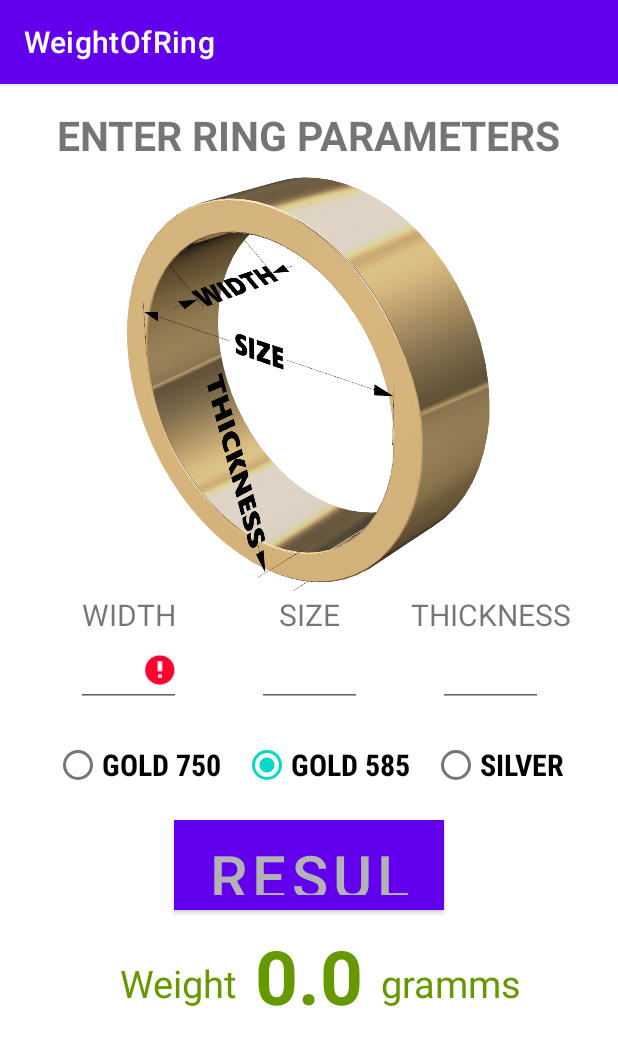
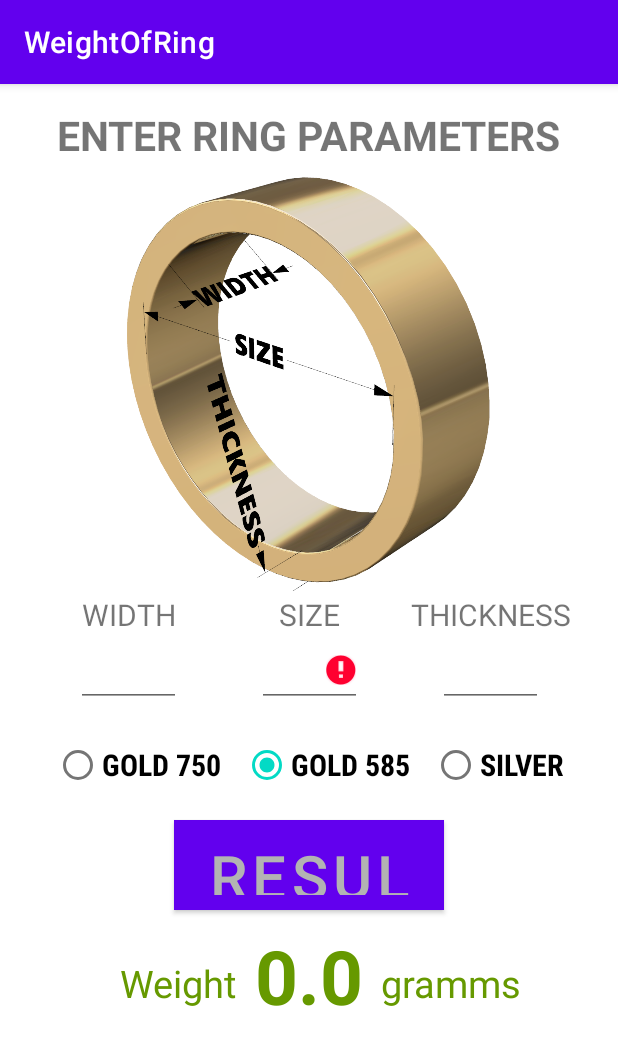
Before and after one commit to EugeneGladchuk/weight, an Android app: the fragment CalculateRingFragment placed in its activity, after a tap on an icon or button, on a phone screen of 412 x 824 dp. Shown: the top 1045 px of the screen. Run offline under Robolectric (Android 15) with nearby library versions, the phone set to English and light mode, and no system bars; 1 statement that could not run was skipped.

Commit message:
сделал отображение ошибки в editTextSizeRing

```diff
--- a/app/src/main/java/com/example/weightofring/CalculateRingFragment.kt
+++ b/app/src/main/java/com/example/weightofring/CalculateRingFragment.kt
@@ -1,15 +1,13 @@
 package com.example.weightofring
 
 import android.os.Bundle
-import android.util.Log
-import androidx.fragment.app.Fragment
 import android.view.LayoutInflater
 import android.view.View
 import android.view.ViewGroup
 import androidx.core.widget.doOnTextChanged
+import androidx.fragment.app.Fragment
 import androidx.fragment.app.viewModels
 import com.example.weightofring.databinding.FragmentCalculateRingBinding
-import java.util.Observer
 
 class CalculateRingFragment : Fragment() {
 
@@ -28,79 +26,70 @@ class CalculateRingFragment : Fragment() {
 
     override fun onViewCreated(view: View, savedInstanceState: Bundle?) {
 
+        /* ############# События с View ############ */
         binding.editTextSizeRing.doOnTextChanged { text, start, before, count ->
-//            Log.d(TAG, "editTextSizeRing: text = $text")
-//            Log.d(TAG, "editTextSizeRing: start = $start")
-//            Log.d(TAG, "editTextSizeRing: before = $before")
-//            Log.d(TAG, "editTextSizeRing: count = $count")
             val newValue = if (text.isNullOrBlank()) " " else text.toString()
             viewModel.updateSize(newValue)
         }
-
         binding.editTextWidthRing.doOnTextChanged { text, start, before, count ->
             val newValue = if (text.isNullOrBlank()) " " else text.toString()
             viewModel.updateWidth(newValue)
         }
-
         binding.editTextThicknessRing.doOnTextChanged { text, start, before, count ->
             val newValue = if (text.isNullOrBlank()) " " else text.toString()
             viewModel.updateThickness(newValue)
         }
-
-        viewModel.size.observe(viewLifecycleOwner) { newSize ->
-            if (newSize != binding.editTextSizeRing.text.toString()){
-                binding.editTextSizeRing.setText(newSize)
+        binding.radioGroup.setOnCheckedChangeListener { radioGroup, i ->
+            when {
+                binding.radioButtonGold750.isChecked -> viewModel.updateTypeMetal(DensityGoldEnum.GOLD_750)
+                binding.radioButtonGold585.isChecked -> viewModel.updateTypeMetal(DensityGoldEnum.GOLD_585)
+                binding.radioButtonSilver.isChecked -> viewModel.updateTypeMetal(DensityGoldEnum.SILVER)
             }
         }
+        binding.buttonResult.setOnClickListener {
+            viewModel.calculate()
+        }
 
+        /* ############## Подписки на ViewModel ############## */
+        viewModel.size.observe(viewLifecycleOwner) {
+            if (it.text != binding.editTextSizeRing.text.toString()) {
+                binding.editTextSizeRing.setText(it.text)
+            }
+            if (it.error) {
+                binding.editTextSizeRing.error = "error"
+            } else {
+                binding.editTextSizeRing.error = null
+            }
+        }
         viewModel.width.observe(viewLifecycleOwner) { newWidth ->
-            if (newWidth != binding.editTextWidthRing.text.toString()){
+            if (newWidth != binding.editTextWidthRing.text.toString()) {
                 binding.editTextWidthRing.setText(newWidth)
             }
         }
-
         viewModel.thickness.observe(viewLifecycleOwner) { newThickness ->
-            if (newThickness != binding.editTextThicknessRing.text.toString()){
+            if (newThickness != binding.editTextThicknessRing.text.toString()) {
                 binding.editTextThicknessRing.setText(newThickness)
             }
         }
-
-        binding.buttonResult.setOnClickListener {
-            if (binding.editTextWidthRing.text.isBlank()) {
-                binding.editTextWidthRing.error = ("empty")
-            } else if (binding.editTextSizeRing.text.isBlank()) {
-                binding.editTextSizeRing.error = ("empty")
-            } else if (binding.editTextThicknessRing.text.isBlank()) {
-                binding.editTextThicknessRing.error = ("empty")
-            } else {
-                displayResul()
+        viewModel.result.observe(viewLifecycleOwner) { newResult ->
+            if (newResult != binding.textViewResult.text) {
+                binding.textViewResult.text = newResult
             }
         }
-    }
-
-    private fun displayResul() {
-
-        if (binding.radioButtonGold750.isChecked) {
-            binding.textViewResult.text = viewModel.calculateWeightOfRing(
-                viewModel.calculateVolumeOfRing(),
-                DensityGoldEnum.GOLD_750
-            ).toString()
-        } else if (binding.radioButtonGold585.isChecked) {
-            binding.textViewResult.text = viewModel.calculateWeightOfRing(
-                viewModel.calculateVolumeOfRing(),
-                DensityGoldEnum.GOLD_585
-            ).toString()
-        } else if (binding.radioButtonSilver.isChecked) {
-            binding.textViewResult.text = viewModel.calculateWeightOfRing(
-                viewModel.calculateVolumeOfRing(),
-                DensityGoldEnum.SILVER
-            ).toString()
+        viewModel.typeMetal.observe(viewLifecycleOwner) { newTypeMetal ->
+            val checkboxView = when (newTypeMetal) {
+                DensityGoldEnum.GOLD_750 -> binding.radioButtonGold750
+                DensityGoldEnum.GOLD_585 -> binding.radioButtonGold585
+                else -> binding.radioButtonSilver
+            }
+            if (!checkboxView.isChecked) {
+                checkboxView.isChecked = true
+            }
         }
     }
 
     companion object {
 
-        const val TAG = "OLOLO"
         const val RING = "CalculateRingFragment"
 
         @JvmStatic
--- a/app/src/main/java/com/example/weightofring/CalculateRingViewModel.kt
+++ b/app/src/main/java/com/example/weightofring/CalculateRingViewModel.kt
@@ -5,10 +5,15 @@ import androidx.lifecycle.MutableLiveData
 import androidx.lifecycle.ViewModel
 import kotlin.math.floor
 
-class CalculateRingViewModel: ViewModel() {
+class CalculateRingViewModel : ViewModel() {
 
-    private val _size = MutableLiveData<String>()
-    val size: LiveData<String> get() = _size
+    data class EditTextState(
+        val text: String,
+        val error: Boolean
+    )
+
+    private val _size = MutableLiveData<EditTextState>(EditTextState(text = "", error = false))
+    val size: LiveData<EditTextState> get() = _size
 
     private val _width = MutableLiveData<String>()
     val width: LiveData<String> get() = _width
@@ -16,40 +21,48 @@ class CalculateRingViewModel: ViewModel() {
     private val _thickness = MutableLiveData<String>()
     val thickness: LiveData<String> get() = _thickness
 
+    private val _typeMetal = MutableLiveData<DensityGoldEnum>(DensityGoldEnum.GOLD_585)
+    val typeMetal: LiveData<DensityGoldEnum> get() = _typeMetal
 
-    fun calculateVolumeOfRing(): Double {
-        val size = _size.value ?: throw Throwable("INVALID_SIZE")
-        val sizeDouble = size.toDouble()
+    private val _result = MutableLiveData<String>()
+    val result: LiveData<String> get() = _result
+
+    private fun calculateWeightOfRing() {
+
+        var sizeDouble = 0.0
+        try {
+            val size = _size.value ?: throw Throwable("INVALID_SIZE")
+            sizeDouble = size.text.toDouble()
+        } catch (ex: Exception) {
+            _size.value = _size.value?.copy(error = true)
+        }
+
         val width = _width.value ?: throw Throwable("INVALID_SIZE")
         val widthDouble = width.toDouble()
         val thickness = _thickness.value ?: throw Throwable("INVALID_SIZE")
         val thicknessDouble = thickness.toDouble()
 
+        if (_size.value?.error == true /* TODO || width.. || thicness */) {
+            return
+        }
 
         val areaSize = ((sizeDouble * sizeDouble) / 4) * 3.14
         val insideDiameter = (thicknessDouble * 2.0) + sizeDouble
         val areaTotal = ((insideDiameter * insideDiameter) / 4) * 3.14
         val areaRingSide = areaTotal - areaSize
 
-        return areaRingSide * widthDouble
+        val volumeRing = areaRingSide * widthDouble
+
+        val typeMetal = _typeMetal.value ?: throw Throwable("INVALID_SIZE")
+
+        val resultFloor = (volumeRing * typeMetal.dens)
+
+        _result.value = floor(resultFloor * 100.0).div(100.0).toString()
     }
 
-    fun calculateWeightOfRing(volumeRing: Double, density: DensityGoldEnum): Double {
-
-        val resultFloor = (volumeRing * density.dens)
-        return floor(resultFloor * 100.0) /100.0
-    //        val gold750 = 0.0154 * volumeRing
-//        val gold750Floor = floor(gold750 * 100.0) /100.0
-//        val gold585 = 0.0138 * volumeRing
-//        val gold585Floor = floor(gold585 * 100.0) /100.0
-//        val silver = 0.01036 * volumeRing
-//        val silverFloor = floor(silver * 100.0) /100.0
-    }
-
-
     fun updateSize(size: String) {
-        if (_size.value != size) {
-            _size.value = size
+        if (_size.value?.text != size) {
+            _size.value = _size.value?.copy(text = size)
         }
     }
 
@@ -64,4 +77,14 @@ class CalculateRingViewModel: ViewModel() {
             _thickness.value = thickness
         }
     }
+
+    fun updateTypeMetal(typeMetal: DensityGoldEnum) {
+        if (_typeMetal.value != typeMetal) {
+            _typeMetal.value = typeMetal
+        }
+    }
+
+    fun calculate() {
+        calculateWeightOfRing()
+    }
 }
--- a/app/src/main/java/com/example/weightofring/DensityGold.kt
+++ b/app/src/main/java/com/example/weightofring/DensityGoldEnum.kt
@@ -1,6 +1,6 @@
 package com.example.weightofring
 
-enum class DensityGoldEnum(val dens: Double) {
+enum class DensityGoldEnum(var dens: Double) {
     GOLD_750(0.0154),
     GOLD_585(0.0138),
     SILVER(0.01036)
--- a/app/src/main/res/layout/fragment_calculate_ring.xml
+++ b/app/src/main/res/layout/fragment_calculate_ring.xml
@@ -118,6 +118,7 @@
                 android:layout_width="wrap_content"
                 android:layout_height="wrap_content"
                 android:layout_margin="7dp"
+                android:saveEnabled="false"
                 android:fontFamily="sans-serif-condensed-medium"
                 android:text="@string/radioButtonGold750"
                 android:textSize="20sp"
@@ -130,6 +131,7 @@
                 android:layout_width="wrap_content"
                 android:layout_height="wrap_content"
                 android:layout_margin="7dp"
+                android:saveEnabled="false"
                 android:fontFamily="sans-serif-condensed-medium"
                 android:text="@string/radioButtonGold585"
                 android:textSize="20sp"
@@ -142,12 +144,11 @@
                 android:layout_width="wrap_content"
                 android:layout_height="wrap_content"
                 android:layout_margin="7dp"
+                android:saveEnabled="false"
                 android:fontFamily="sans-serif-condensed-medium"
-                android:imeOptions="actionDone"
                 android:text="@string/radioButtonSilver"
                 android:textSize="20sp"
                 android:textStyle="bold"
-                tools:ignore="TextViewEdits"
                 tools:layout_editor_absoluteX="151dp"
                 tools:layout_editor_absoluteY="385dp" />
         </RadioGroup>
```
